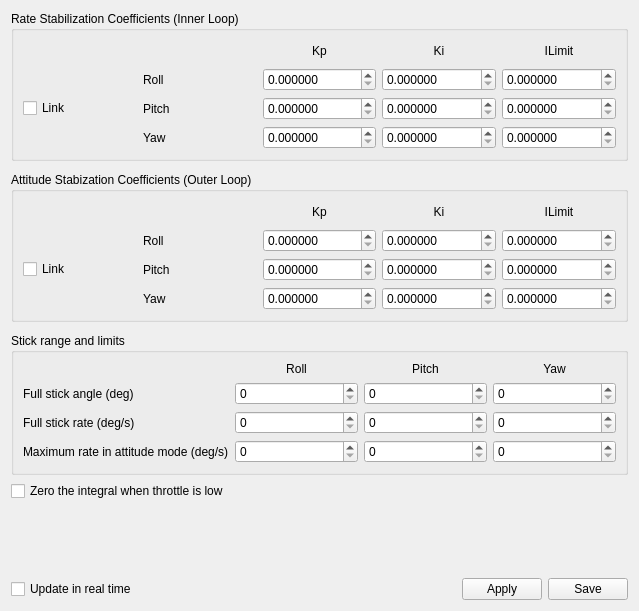
First picture: the form in ground/openpilotgcs/src/plugins/config/stabilization.ui, repository openpilot/OpenPilot, before the edit.
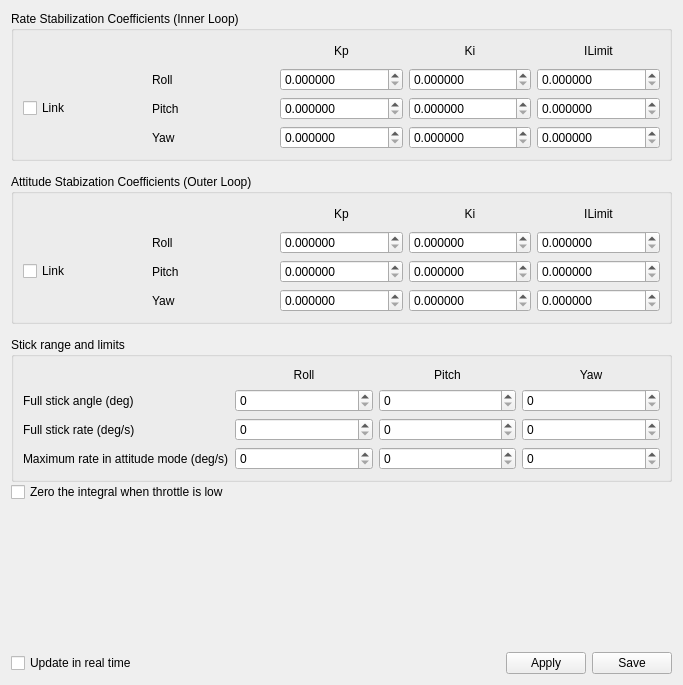
Second picture: the form after the edit. Icons and pictures are not drawn.

Commit message:
GCS: Fixed stabilization settings layout on a small screen.
Put most of widgets into QScrollArea.
It looks the same on large enough screen but scrollbars
are added on netbook size screen.

Diff of the .ui file:
```diff
--- a/ground/openpilotgcs/src/plugins/config/stabilization.ui
+++ b/ground/openpilotgcs/src/plugins/config/stabilization.ui
@@ -6,14 +6,50 @@
    <rect>
     <x>0</x>
     <y>0</y>
-    <width>639</width>
-    <height>611</height>
+    <width>683</width>
+    <height>685</height>
    </rect>
   </property>
   <property name="windowTitle">
    <string>Form</string>
   </property>
-  <layout class="QVBoxLayout" name="verticalLayout_3">
+  <layout class="QVBoxLayout" name="verticalLayout_2">
+   <item>
+    <widget class="QScrollArea" name="scrollArea">
+     <property name="sizePolicy">
+      <sizepolicy hsizetype="Expanding" vsizetype="Expanding">
+       <horstretch>0</horstretch>
+       <verstretch>1</verstretch>
+      </sizepolicy>
+     </property>
+     <property name="frameShape">
+      <enum>QFrame::NoFrame</enum>
+     </property>
+     <property name="widgetResizable">
+      <bool>true</bool>
+     </property>
+     <widget class="QWidget" name="scrollAreaWidgetContents">
+      <property name="geometry">
+       <rect>
+        <x>0</x>
+        <y>0</y>
+        <width>665</width>
+        <height>627</height>
+       </rect>
+      </property>
+      <property name="sizePolicy">
+       <sizepolicy hsizetype="MinimumExpanding" vsizetype="MinimumExpanding">
+        <horstretch>0</horstretch>
+        <verstretch>0</verstretch>
+       </sizepolicy>
+      </property>
+      <layout class="QVBoxLayout" name="verticalLayout">
+       <property name="spacing">
+        <number>0</number>
+       </property>
+       <property name="margin">
+        <number>0</number>
+       </property>
    <item>
     <widget class="QGroupBox" name="groupBox">
      <property name="sizePolicy">
@@ -222,7 +258,7 @@
      <property name="sizeHint" stdset="0">
       <size>
        <width>20</width>
-       <height>5</height>
+           <height>13</height>
       </size>
      </property>
     </spacer>
@@ -447,7 +483,7 @@
      <property name="sizeHint" stdset="0">
       <size>
        <width>20</width>
-       <height>5</height>
+           <height>13</height>
       </size>
      </property>
     </spacer>
@@ -644,10 +680,14 @@
      <property name="sizeHint" stdset="0">
       <size>
        <width>20</width>
-       <height>40</height>
+           <height>0</height>
       </size>
      </property>
     </spacer>
+       </item>
+      </layout>
+     </widget>
+    </widget>
    </item>
    <item>
     <layout class="QHBoxLayout" name="horizontalLayout_2">
```
Lines whose indentation alone changed are shown as unchanged.
